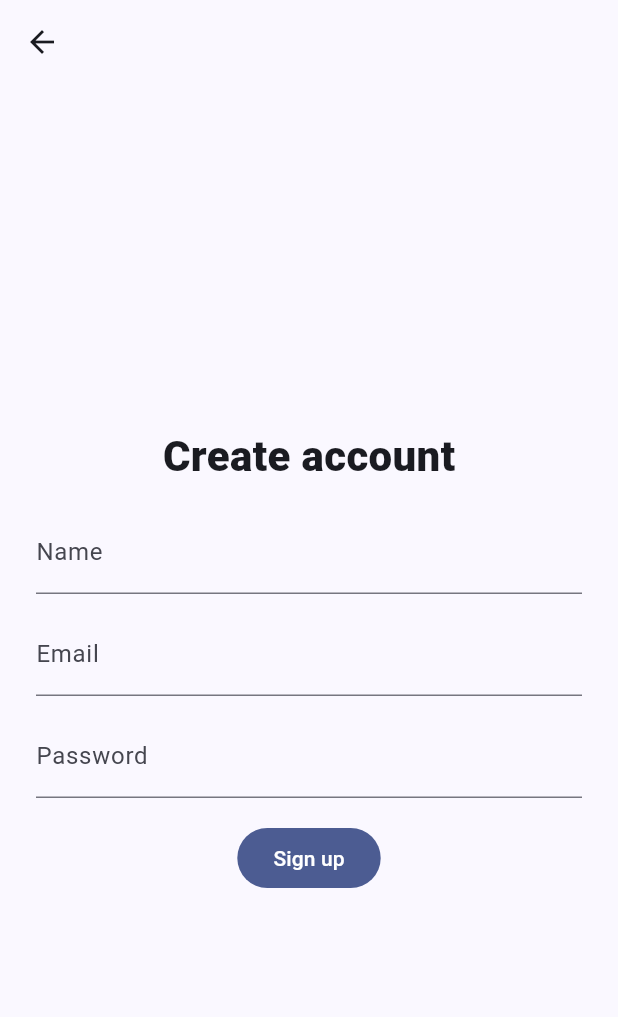
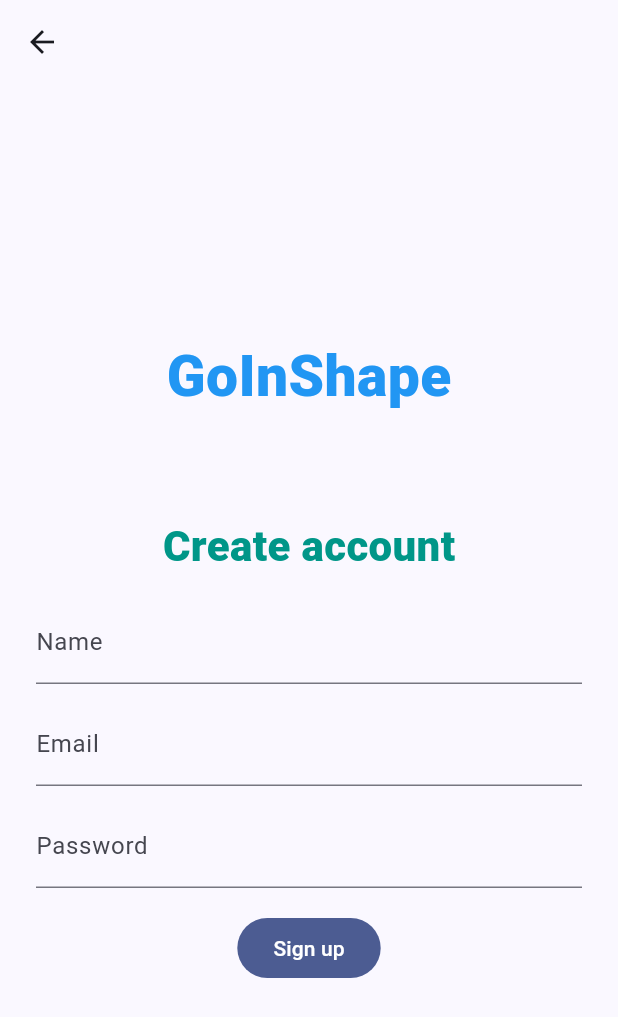
Before and after one commit to Aatish05/goinshape, a Flutter app: the screen it shows after launch, after a tap on "Create account", on a phone screen of 412 x 824 dp. Shown: the top 1017 px of the screen. Run offline on Flutter 3.47's test engine with Material 3 defaults, Android fonts, the light colour scheme and no system bars; our stand-ins replace sembast, sembast_web, shared_preferences, sqflite, sqflite_common_ffi; accounts and stored records are empty.

Commit message:
final project

```diff
--- a/lib/pages/auth/login_page.dart
+++ b/lib/pages/auth/login_page.dart
@@ -29,7 +29,9 @@ class _LoginPageState extends State<LoginPage> {
             child: Column(
               mainAxisSize: MainAxisSize.min,
               children: [
-                const Text('Log in', style: TextStyle(fontSize: 28, fontWeight: FontWeight.w800)),
+                const Text('GoInShape', style: TextStyle(fontSize: 38, color:Colors.blue, fontWeight: FontWeight.w800)),
+                const SizedBox(height: 66),
+                const Text('Log in', style: TextStyle(fontSize: 28,color:Colors.blueAccent, fontWeight: FontWeight.w800)),
                 const SizedBox(height: 16),
                 TextField(controller: _email, keyboardType: TextInputType.emailAddress, decoration: const InputDecoration(labelText: 'Email')),
                 const SizedBox(height: 12),
--- a/lib/pages/auth/register_page.dart
+++ b/lib/pages/auth/register_page.dart
@@ -16,15 +16,21 @@ class _RegisterPageState extends State<RegisterPage> {
 
   @override
   Widget build(BuildContext context) {
+
     return Scaffold(
       appBar: AppBar(),
       body: Center(
+
         child: ConstrainedBox(
           constraints: const BoxConstraints(maxWidth: 420),
           child: Padding(
+
+
             padding: const EdgeInsets.all(24),
             child: Column(mainAxisSize: MainAxisSize.min, children: [
-              const Text('Create account', style: TextStyle(fontSize: 28, fontWeight: FontWeight.w800)),
+              const Text('GoInShape', style: TextStyle(fontSize: 38, color:Colors.blue, fontWeight: FontWeight.w800)),
+              const SizedBox(height: 66),
+              const Text('Create account', style: TextStyle(fontSize: 28,color:Colors.teal, fontWeight: FontWeight.w800)),
               const SizedBox(height: 16),
               TextField(controller: _name, decoration: const InputDecoration(labelText: 'Name')),
               const SizedBox(height: 12),
```
